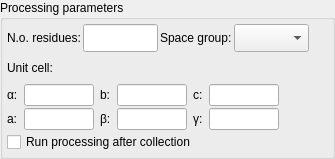
This is Bricks/widgets/ui_files/Qt4_processing_widget_vertical_layout.ui in mxcube/mxcubeqt as Qt 5 draws it before an edit. The edited form follows.
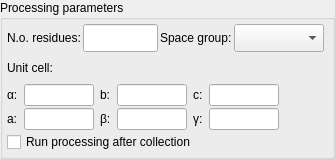
This is the edited form.

The edit to the form file:
```diff
--- a/Bricks/widgets/ui_files/Qt4_processing_widget_vertical_layout.ui
+++ b/Bricks/widgets/ui_files/Qt4_processing_widget_vertical_layout.ui
@@ -94,13 +94,13 @@
            <widget class="QComboBox" name="space_group_cbox">
             <property name="minimumSize">
              <size>
-              <width>75</width>
+              <width>90</width>
               <height>0</height>
              </size>
             </property>
             <property name="maximumSize">
              <size>
-              <width>75</width>
+              <width>90</width>
               <height>32767</height>
              </size>
             </property>
```
Left out of the diff: 2 changed lines with no effect on the pictures.
